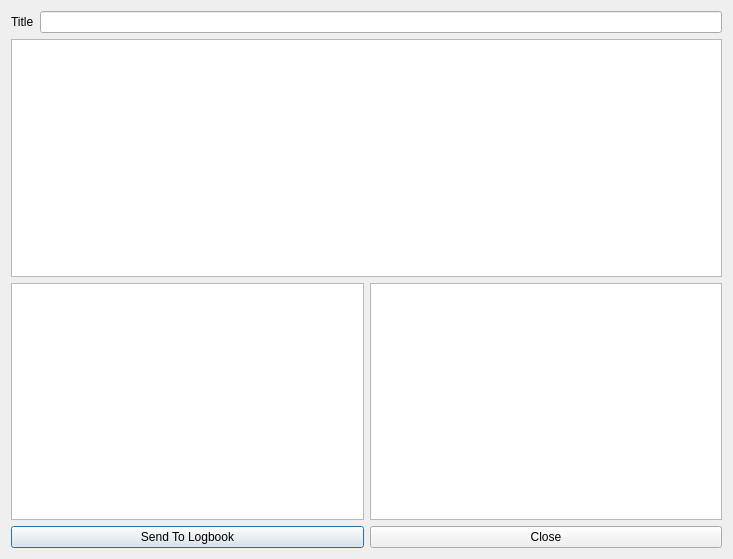
Qt form esme/gui/ui/scan_results.ui (st-walker/esme) before a commit.
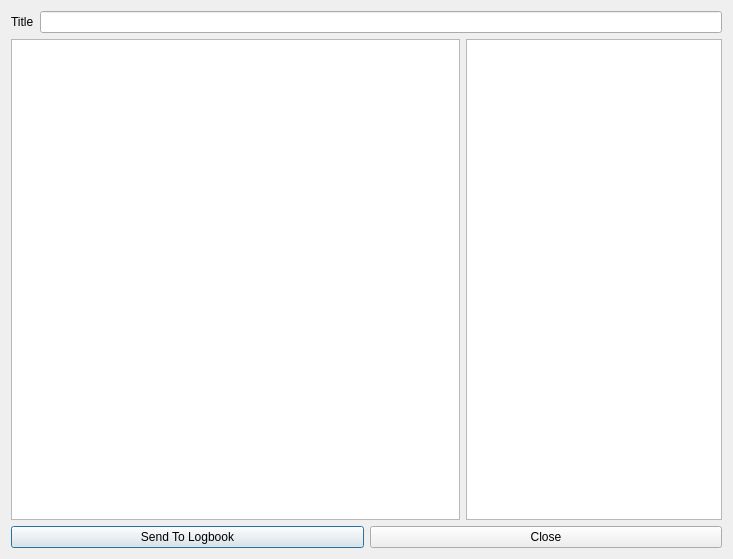
The same form after that commit.

```diff
--- a/esme/gui/ui/scan_results.ui
+++ b/esme/gui/ui/scan_results.ui
@@ -33,6 +33,8 @@
     </layout>
    </item>
    <item row="1" column="0">
+    <layout class="QHBoxLayout" name="horizontalLayout_2">
+     <item>
     <widget class="QPlainTextEdit" name="comments_browser">
      <property name="tabChangesFocus">
       <bool>true</bool>
@@ -57,34 +59,41 @@
      </property>
     </widget>
    </item>
-   <item row="2" column="0">
-    <layout class="QHBoxLayout" name="horizontalLayout_2">
      <item>
-      <widget class="QTextBrowser" name="result_text_browser">
-       <property name="html">
-        <string>&lt;!DOCTYPE HTML PUBLIC &quot;-//W3C//DTD HTML 4.0//EN&quot; &quot;http://www.w3.org/TR/REC-html40/strict.dtd&quot;&gt;
-&lt;html&gt;&lt;head&gt;&lt;meta name=&quot;qrichtext&quot; content=&quot;1&quot; /&gt;&lt;meta charset=&quot;utf-8&quot; /&gt;&lt;style type=&quot;text/css&quot;&gt;
-p, li { white-space: pre-wrap; }
-hr { height: 1px; border-width: 0; }
-li.unchecked::marker { content: &quot;\2610&quot;; }
-li.checked::marker { content: &quot;\2612&quot;; }
-&lt;/style&gt;&lt;/head&gt;&lt;body style=&quot; font-family:'.AppleSystemUIFont'; font-size:13pt; font-weight:400; font-style:normal;&quot;&gt;
-&lt;p style=&quot;-qt-paragraph-type:empty; margin-top:0px; margin-bottom:0px; margin-left:0px; margin-right:0px; -qt-block-indent:0; text-indent:0px;&quot;&gt;&lt;br /&gt;&lt;/p&gt;&lt;/body&gt;&lt;/html&gt;</string>
+      <widget class="QTableWidget" name="beam_parameters_table">
+       <property name="sizePolicy">
+        <sizepolicy hsizetype="Minimum" vsizetype="Minimum">
+         <horstretch>0</horstretch>
+         <verstretch>0</verstretch>
+        </sizepolicy>
        </property>
-      </widget>
-     </item>
-     <item>
-      <widget class="QTextBrowser" name="fit_text_browser">
-       <property name="html">
-        <string>&lt;!DOCTYPE HTML PUBLIC &quot;-//W3C//DTD HTML 4.0//EN&quot; &quot;http://www.w3.org/TR/REC-html40/strict.dtd&quot;&gt;
-&lt;html&gt;&lt;head&gt;&lt;meta name=&quot;qrichtext&quot; content=&quot;1&quot; /&gt;&lt;meta charset=&quot;utf-8&quot; /&gt;&lt;style type=&quot;text/css&quot;&gt;
-p, li { white-space: pre-wrap; }
-hr { height: 1px; border-width: 0; }
-li.unchecked::marker { content: &quot;\2610&quot;; }
-li.checked::marker { content: &quot;\2612&quot;; }
-&lt;/style&gt;&lt;/head&gt;&lt;body style=&quot; font-family:'.AppleSystemUIFont'; font-size:13pt; font-weight:400; font-style:normal;&quot;&gt;
-&lt;p style=&quot;-qt-paragraph-type:empty; margin-top:0px; margin-bottom:0px; margin-left:0px; margin-right:0px; -qt-block-indent:0; text-indent:0px;&quot;&gt;&lt;br /&gt;&lt;/p&gt;&lt;/body&gt;&lt;/html&gt;</string>
+       <property name="editTriggers">
+        <set>QAbstractItemView::NoEditTriggers</set>
        </property>
+       <property name="alternatingRowColors">
+        <bool>false</bool>
+       </property>
+       <property name="selectionMode">
+        <enum>QAbstractItemView::NoSelection</enum>
+       </property>
+       <property name="textElideMode">
+        <enum>Qt::ElideNone</enum>
+       </property>
+       <property name="gridStyle">
+        <enum>Qt::NoPen</enum>
+       </property>
+       <property name="cornerButtonEnabled">
+        <bool>false</bool>
+       </property>
+       <attribute name="horizontalHeaderStretchLastSection">
+        <bool>false</bool>
+       </attribute>
+       <attribute name="verticalHeaderVisible">
+        <bool>false</bool>
+       </attribute>
+       <attribute name="verticalHeaderStretchLastSection">
+        <bool>false</bool>
+       </attribute>
       </widget>
      </item>
     </layout>
```
Left out of the diff: 2 changed lines with no effect on the pictures. Lines whose indentation alone changed are shown as unchanged.
